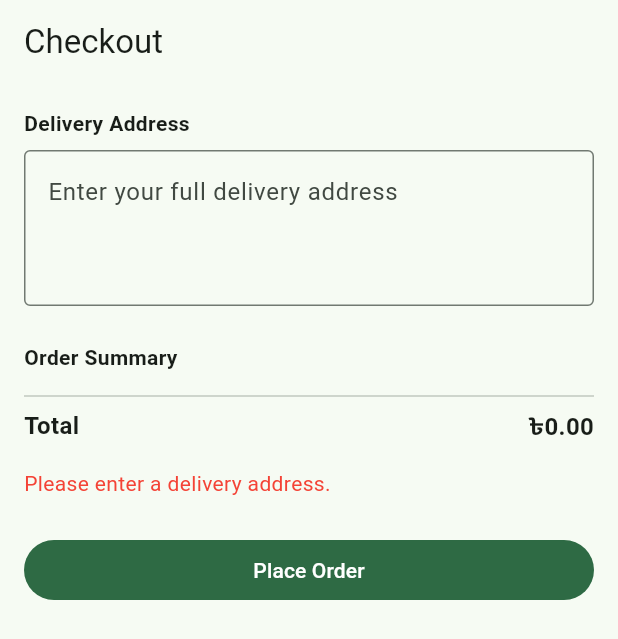
After one commit to mizaaaan/dream-pharmacy, a Flutter app: the CheckoutScreen screen opened by its route, after a tap on "Place Order", on a phone screen of 412 x 824 dp. The commit adds this screen. Shown: the top 639 px of the screen. Run offline on Flutter 3.47's test engine with Material 3 defaults, Android fonts, the phone set to English and light mode, and no system bars; our stand-ins replace file_picker, flutter_riverpod, go_router, supabase_flutter; accounts and stored records are empty; network calls fail.

Commit message:
Add checkout flow with prescription upload

```diff
--- a/lib/core/router/app_router.dart
+++ b/lib/core/router/app_router.dart
@@ -8,6 +8,7 @@ import '../../features/auth/presentation/login_screen.dart';
 import '../../features/shop/presentation/product_list_screen.dart';
 import '../../features/admin/presentation/admin_dashboard_screen.dart';
 import '../../features/cart/presentation/cart_screen.dart';
+import '../../features/checkout/presentation/checkout_screen.dart';
 
 class GoRouterRefreshStream extends ChangeNotifier {
   late final StreamSubscription<AuthState> _sub;
@@ -39,6 +40,7 @@ final appRouter = GoRouter(
     GoRoute(path: '/login', builder: (c, s) => const LoginScreen()),
     GoRoute(path: '/', builder: (c, s) => const ProductListScreen()),
     GoRoute(path: '/cart', builder: (c, s) => const CartScreen()),
+    GoRoute(path: '/checkout', builder: (c, s) => const CheckoutScreen()),
     GoRoute(path: '/admin', builder: (c, s) => const AdminDashboardScreen()),
   ],
 );
--- a/lib/features/cart/presentation/cart_screen.dart
+++ b/lib/features/cart/presentation/cart_screen.dart
@@ -1,5 +1,6 @@
 import 'package:flutter/material.dart';
 import 'package:flutter_riverpod/flutter_riverpod.dart';
+import 'package:go_router/go_router.dart';
 import 'cart_provider.dart';
 
 class CartScreen extends ConsumerWidget {
@@ -60,7 +61,7 @@ class CartScreen extends ConsumerWidget {
                     style: const TextStyle(fontWeight: FontWeight.bold, fontSize: 18),
                   ),
                   FilledButton(
-                    onPressed: () {},
+                    onPressed: () => context.push('/checkout'),
                     child: const Text('Checkout'),
                   ),
                 ],
--- /dev/null
+++ b/lib/features/checkout/data/order_repository.dart
@@ -0,0 +1,36 @@
+import 'package:supabase_flutter/supabase_flutter.dart';
+import '../../cart/domain/cart_item.dart';
+
+class OrderRepository {
+  final _client = Supabase.instance.client;
+
+  Future<String> createOrder({
+    required List<CartItem> items,
+    required String deliveryAddress,
+    required bool requiresPrescriptionReview,
+  }) async {
+    final userId = _client.auth.currentUser!.id;
+    final total = items.fold(0.0, (sum, item) => sum + item.subtotal);
+
+    final orderData = await _client.from('orders').insert({
+      'customer_id': userId,
+      'status': 'pending_review',
+      'total_amount': total,
+      'delivery_address': deliveryAddress,
+      'requires_prescription_review': requiresPrescriptionReview,
+    }).select().single();
+
+    final orderId = orderData['id'] as String;
+
+    final orderItems = items.map((item) => {
+          'order_id': orderId,
+          'product_id': item.product.id,
+          'quantity': item.quantity,
+          'unit_price': item.product.price,
+        }).toList();
+
+    await _client.from('order_items').insert(orderItems);
+
+    return orderId;
+  }
+}
--- /dev/null
+++ b/lib/features/checkout/presentation/checkout_screen.dart
@@ -0,0 +1,167 @@
+import 'dart:typed_data';
+import 'package:file_picker/file_picker.dart';
+import 'package:flutter/material.dart';
+import 'package:flutter_riverpod/flutter_riverpod.dart';
+import 'package:go_router/go_router.dart';
+import '../../cart/presentation/cart_provider.dart';
+import '../data/order_repository.dart';
+import '../data/prescription_upload_service.dart';
+
+class CheckoutScreen extends ConsumerStatefulWidget {
+  const CheckoutScreen({super.key});
+  @override
+  ConsumerState<CheckoutScreen> createState() => _CheckoutScreenState();
+}
+
+class _CheckoutScreenState extends ConsumerState<CheckoutScreen> {
+  final _addressController = TextEditingController();
+  Uint8List? _prescriptionBytes;
+  String? _prescriptionFileName;
+  bool _placing = false;
+  String? _error;
+
+  Future<void> _pickPrescription() async {
+    final result = await FilePicker.pickFiles(
+      type: FileType.custom,
+      allowedExtensions: ['jpg', 'jpeg', 'png', 'pdf'],
+      withData: true,
+    );
+    if (result != null && result.files.single.bytes != null) {
+      setState(() {
+        _prescriptionBytes = result.files.single.bytes;
+        _prescriptionFileName = result.files.single.name;
+      });
+    }
+  }
+
+  Future<void> _placeOrder(bool needsPrescription) async {
+    if (_addressController.text.trim().isEmpty) {
+      setState(() => _error = 'Please enter a delivery address.');
+      return;
+    }
+    if (needsPrescription && _prescriptionBytes == null) {
+      setState(() => _error = 'Please upload a prescription for the restricted items in your cart.');
+      return;
+    }
+
+    setState(() { _placing = true; _error = null; });
+
+    try {
+      final cartItems = ref.read(cartProvider);
+      final orderId = await OrderRepository().createOrder(
+        items: cartItems,
+        deliveryAddress: _addressController.text.trim(),
+        requiresPrescriptionReview: needsPrescription,
+      );
+
+      if (needsPrescription && _prescriptionBytes != null) {
+        final ext = _prescriptionFileName!.split('.').last;
+        await PrescriptionUploadService().upload(
+          orderId: orderId,
+          fileBytes: _prescriptionBytes!,
+          fileExtension: ext,
+        );
+      }
+
+      ref.read(cartProvider.notifier).clear();
+
+      if (mounted) {
+        ScaffoldMessenger.of(context).showSnackBar(
+          const SnackBar(content: Text('Order placed successfully!')),
+        );
+        context.go('/');
+      }
+    } catch (e) {
+      setState(() => _error = 'Failed to place order: $e');
+    } finally {
+      if (mounted) setState(() => _placing = false);
+    }
+  }
+
+  @override
+  Widget build(BuildContext context) {
+    final cartItems = ref.watch(cartProvider);
+    final needsPrescription = cartItems.any((item) => item.product.prescriptionRequired);
+    final total = cartItems.fold(0.0, (sum, item) => sum + item.subtotal);
+
+    return Scaffold(
+      appBar: AppBar(title: const Text('Checkout')),
+      body: ListView(
+        padding: const EdgeInsets.all(16),
+        children: [
+          const Text('Delivery Address', style: TextStyle(fontWeight: FontWeight.bold)),
+          const SizedBox(height: 8),
+          TextField(
+            controller: _addressController,
+            maxLines: 3,
+            decoration: const InputDecoration(
+              hintText: 'Enter your full delivery address',
+              border: OutlineInputBorder(),
+            ),
+          ),
+          const SizedBox(height: 24),
+          const Text('Order Summary', style: TextStyle(fontWeight: FontWeight.bold)),
+          const SizedBox(height: 8),
+          ...cartItems.map((item) => Padding(
+                padding: const EdgeInsets.symmetric(vertical: 4),
+                child: Row(
+                  mainAxisAlignment: MainAxisAlignment.spaceBetween,
+                  children: [
+                    Text('${item.product.name} x${item.quantity}'),
+                    Text('৳${item.subtotal.toStringAsFixed(2)}'),
+                  ],
+                ),
+              )),
+          const Divider(),
+          Row(
+            mainAxisAlignment: MainAxisAlignment.spaceBetween,
+            children: [
+              const Text('Total', style: TextStyle(fontWeight: FontWeight.bold, fontSize: 16)),
+              Text('৳${total.toStringAsFixed(2)}', style: const TextStyle(fontWeight: FontWeight.bold, fontSize: 16)),
+            ],
+          ),
+          if (needsPrescription) ...[
+            const SizedBox(height: 24),
+            Container(
+              padding: const EdgeInsets.all(12),
+              decoration: BoxDecoration(
+                color: Colors.red.shade50,
+                borderRadius: BorderRadius.circular(8),
+                border: Border.all(color: Colors.red.shade200),
+              ),
+              child: Column(
+                crossAxisAlignment: CrossAxisAlignment.start,
+                children: [
+                  Text(
+                    'Your cart contains prescription-only medicine. Please upload a valid prescription.',
+                    style: TextStyle(color: Colors.red.shade700),
+                  ),
+                  const SizedBox(height: 8),
+                  OutlinedButton.icon(
+                    onPressed: _pickPrescription,
+                    icon: const Icon(Icons.upload_file),
+                    label: Text(_prescriptionFileName ?? 'Upload Prescription'),
+                  ),
+                ],
+              ),
+            ),
+          ],
+          if (_error != null) ...[
+            const SizedBox(height: 16),
+            Text(_error!, style: const TextStyle(color: Colors.red)),
+          ],
+          const SizedBox(height: 24),
+          SizedBox(
+            width: double.infinity,
+            child: FilledButton(
+              onPressed: _placing ? null : () => _placeOrder(needsPrescription),
+              child: _placing
+                  ? const SizedBox(height: 20, width: 20, child: CircularProgressIndicator(strokeWidth: 2))
+                  : const Text('Place Order'),
+            ),
+          ),
+        ],
+      ),
+    );
+  }
+}
```
